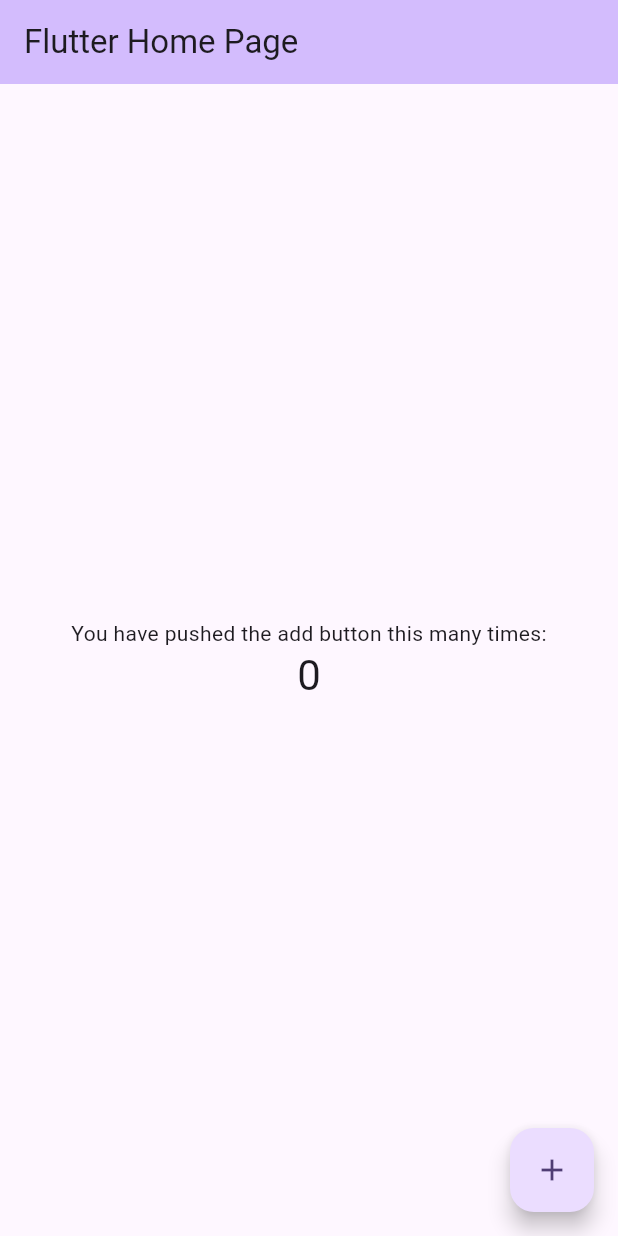
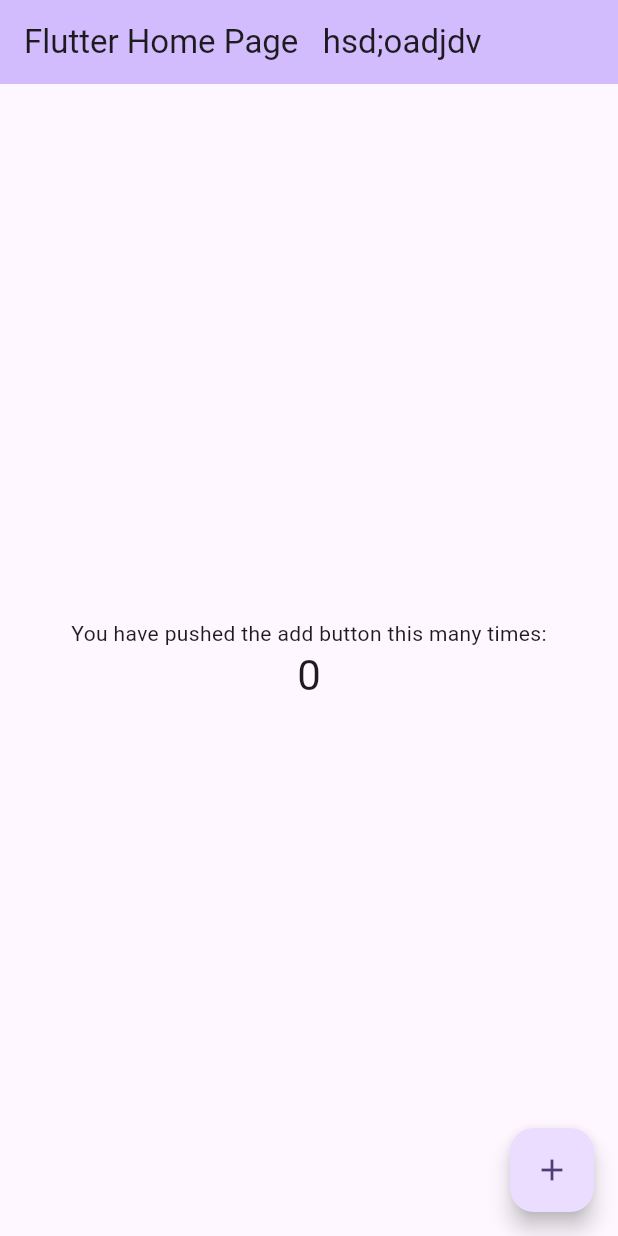
Before and after one commit to Sunilkakde17/ClassyEd, a Flutter app: the screen it shows after launch, on a phone screen of 412 x 824 dp. Run offline on Flutter 3.47's test engine with Material 3 defaults, Android fonts, the phone set to English and light mode, and no system bars.

Commit message:
second commit

```diff
--- a/lib/main.dart
+++ b/lib/main.dart
@@ -30,7 +30,7 @@ class MyApp extends StatelessWidget {
         // tested with just a hot reload.
         colorScheme: ColorScheme.fromSeed(seedColor: Colors.deepPurple),
       ),
-      home: const MyHomePage(title: 'Flutter Home Page'),
+      home: const MyHomePage(title: 'Flutter Home Page   hsd;oadjdv'),
     );
   }
 }
```
